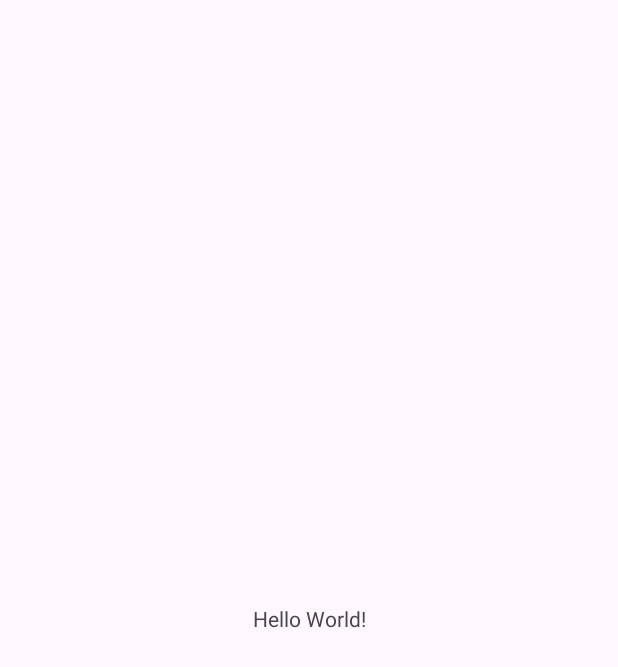
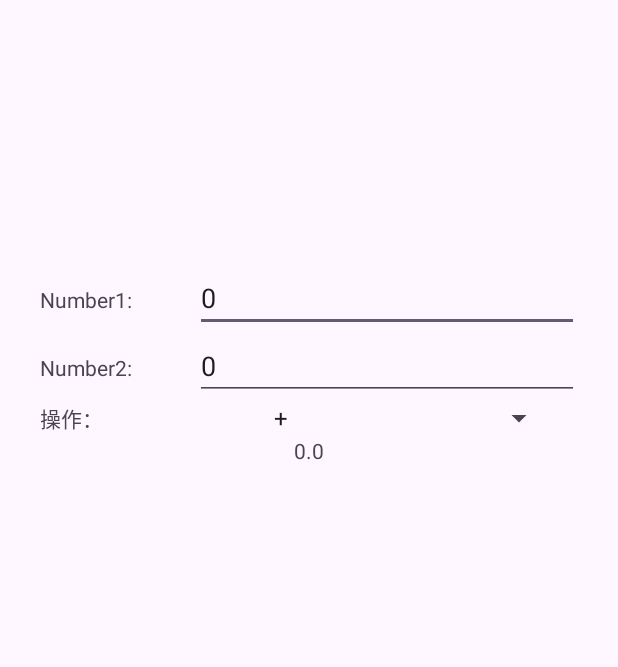
Before and after one commit to Pang-Yiyi/AdvancedWidget, an Android app: the screen it shows after launch (MainActivity), on a phone screen of 412 x 824 dp. Before the commit the part shown is almost empty. Shown: the top 667 px of the screen. Run offline under Robolectric (Android 15) with nearby library versions, the phone set to English and light mode, and no system bars.

Commit message:
Complete spinner calculator

```diff
--- a/SppinnerCalculator/app/src/main/java/com/example/sppinnercalculator/MainActivity.java
+++ b/SppinnerCalculator/app/src/main/java/com/example/sppinnercalculator/MainActivity.java
@@ -1,6 +1,11 @@
 package com.example.sppinnercalculator;
 
 import android.os.Bundle;
+import android.view.View;
+import android.widget.AdapterView;
+import android.widget.EditText;
+import android.widget.Spinner;
+import android.widget.TextView;
 
 import androidx.activity.EdgeToEdge;
 import androidx.appcompat.app.AppCompatActivity;
@@ -8,8 +13,8 @@ import androidx.core.graphics.Insets;
 import androidx.core.view.ViewCompat;
 import androidx.core.view.WindowInsetsCompat;
 
-public class MainActivity extends AppCompatActivity {
-
+public class MainActivity extends AppCompatActivity implements AdapterView.OnItemSelectedListener {
+    private double num1, num2;
     @Override
     protected void onCreate(Bundle savedInstanceState) {
         super.onCreate(savedInstanceState);
@@ -20,5 +25,47 @@ public class MainActivity extends AppCompatActivity {
             v.setPadding(systemBars.left, systemBars.top, systemBars.right, systemBars.bottom);
             return insets;
         });
+        EditText etNum1 = (EditText) findViewById(R.id.num1);
+        etNum1.setText("0");
+        EditText etNum2 = (EditText) findViewById(R.id.num2);
+        etNum2.setText("0");
+
+        Spinner op = (Spinner) findViewById(R.id.spinner);
+        op.setOnItemSelectedListener(this);
+
+    }
+
+    @Override
+    public void onItemSelected(AdapterView<?> adapterView, View view, int i, long l) {
+        //取得數字
+        EditText etNum1 = (EditText)findViewById(R.id.num1);
+        num1 = Double.parseDouble(String.valueOf(etNum1.getText()));
+        EditText etNum2 = (EditText)findViewById(R.id.num2);
+        num2 = Double.parseDouble(String.valueOf(etNum2.getText()));
+
+        //取的操作方法的字串
+        String[] operation = getResources().getStringArray(R.array.operation);
+        double answer = 0.0;
+        switch(operation[i]){
+            case "+":
+                answer = num1 + num2;
+                break;
+            case"-":
+                answer = num1 - num2;
+                break;
+            case"*":
+                answer = num1 * num2;
+                break;
+            case"/":
+                answer = num1 / num2;
+                break;
+        }
+        TextView result = (TextView) findViewById(R.id.result);
+        result.setText(String.valueOf(answer));
+    }
+
+    @Override
+    public void onNothingSelected(AdapterView<?> adapterView) {
+
     }
 }
--- a/SppinnerCalculator/app/src/main/res/layout/activity_main.xml
+++ b/SppinnerCalculator/app/src/main/res/layout/activity_main.xml
@@ -7,13 +7,88 @@
     android:layout_height="match_parent"
     tools:context=".MainActivity">
 
-    <TextView
-        android:layout_width="wrap_content"
-        android:layout_height="wrap_content"
-        android:text="Hello World!"
+    <LinearLayout
+        android:layout_width="359dp"
+        android:layout_height="249dp"
+        android:gravity="center"
+        android:orientation="vertical"
         app:layout_constraintBottom_toBottomOf="parent"
         app:layout_constraintEnd_toEndOf="parent"
         app:layout_constraintStart_toStartOf="parent"
-        app:layout_constraintTop_toTopOf="parent" />
+        app:layout_constraintTop_toTopOf="parent"
+        app:layout_constraintVertical_bias="0.207">
+
+        <LinearLayout
+            android:layout_width="match_parent"
+            android:layout_height="wrap_content"
+            android:orientation="horizontal">
+
+            <TextView
+                android:id="@+id/textView4"
+                android:layout_width="wrap_content"
+                android:layout_height="wrap_content"
+                android:layout_weight="1"
+                android:text="Number1:" />
+
+            <EditText
+                android:id="@+id/num1"
+                android:layout_width="wrap_content"
+                android:layout_height="wrap_content"
+                android:layout_weight="1"
+                android:ems="10"
+                android:inputType="text" />
+        </LinearLayout>
+
+        <LinearLayout
+            android:layout_width="match_parent"
+            android:layout_height="wrap_content"
+            android:orientation="horizontal">
+
+            <TextView
+                android:id="@+id/textView5"
+                android:layout_width="wrap_content"
+                android:layout_height="wrap_content"
+                android:layout_weight="1"
+                android:text="Number2:" />
+
+            <EditText
+                android:id="@+id/num2"
+                android:layout_width="wrap_content"
+                android:layout_height="wrap_content"
+                android:layout_weight="1"
+                android:ems="10"
+                android:inputType="text" />
+        </LinearLayout>
+
+        <LinearLayout
+            android:layout_width="match_parent"
+            android:layout_height="wrap_content"
+            android:orientation="horizontal">
+
+            <TextView
+                android:id="@+id/textView6"
+                android:layout_width="26dp"
+                android:layout_height="wrap_content"
+                android:layout_weight="1"
+                android:text="操作：" />
+
+            <Spinner
+                android:id="@+id/spinner"
+                android:layout_width="wrap_content"
+                android:layout_height="wrap_content"
+                android:layout_marginEnd="16dp"
+                android:layout_marginRight="16dp"
+                android:layout_weight="1"
+                android:entries="@array/operation"
+                app:layout_constraintEnd_toEndOf="parent" />
+
+        </LinearLayout>
+
+        <TextView
+            android:id="@+id/result"
+            android:layout_width="wrap_content"
+            android:layout_height="wrap_content" />
+
+    </LinearLayout>
 
 </androidx.constraintlayout.widget.ConstraintLayout>
--- a/SppinnerCalculator/app/src/main/res/values/strings.xml
+++ b/SppinnerCalculator/app/src/main/res/values/strings.xml
@@ -1,3 +1,9 @@
 <resources>
     <string name="app_name">SppinnerCalculator</string>
+    <string-array name="operation">
+        <item>+</item>
+        <item>-</item>
+        <item>*</item>
+        <item>/</item>
+    </string-array>
 </resources>
```
